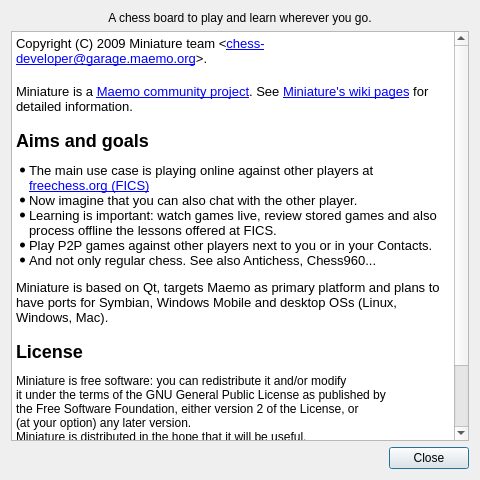
mikhas/miniature, file src/about.ui: the form before one commit.
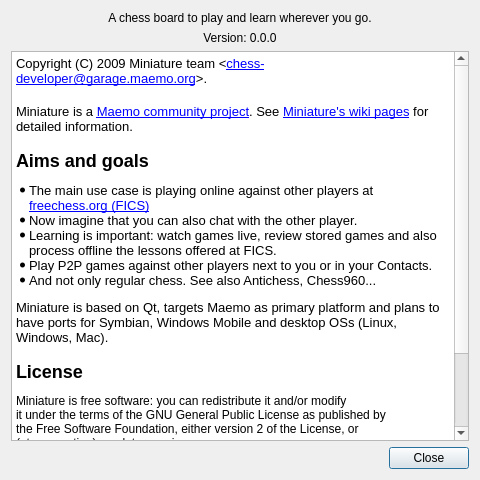
The form after the commit.

Commit message: Added version number to "About" dialog

Diff of the .ui file:
```diff
--- a/src/about.ui
+++ b/src/about.ui
@@ -27,6 +27,16 @@
      </property>
     </widget>
    </item>
+   <item>
+    <widget class="QLabel" name="version">
+     <property name="text">
+      <string>Version: 0.0.0</string>
+     </property>
+     <property name="alignment">
+      <set>Qt::AlignCenter</set>
+     </property>
+    </widget>
+   </item>
    <item>
     <widget class="QTextEdit" name="description">
      <property name="sizePolicy">
```
The commit also changes 1 other file.
